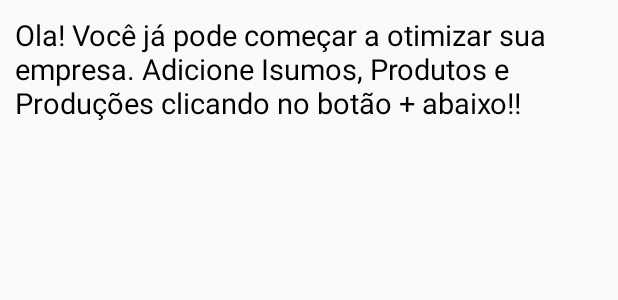
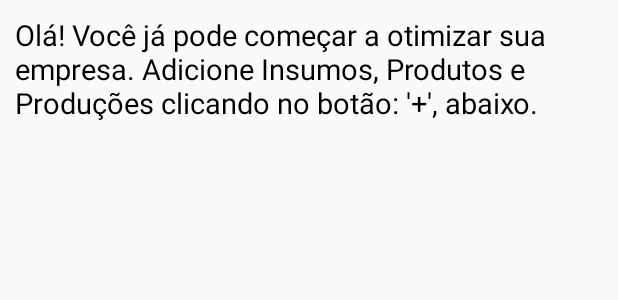
Before and after one commit to CharlleDaniel/SimpleERP, an Android app: the layout dialog_bemvindos.xml on its own in the app's theme, with its tools: preview values and no code run, on a phone screen of 412 x 824 dp. Shown: the top 300 px of the screen. Run offline under Robolectric (Android 15) with nearby library versions, the phone set to English and light mode, and no system bars.

Commit message:
Correção de frase do dialog na tela de entrada, de cadastro, do aplicativo.

```diff
--- a/app/src/main/res/layout/adapter_produto_producao.xml
+++ b/app/src/main/res/layout/adapter_produto_producao.xml
@@ -79,7 +79,7 @@
             android:layout_alignParentLeft="true"
             android:layout_alignParentStart="true"
             android:layout_marginLeft="150dp"
-            android:src="@drawable/cifrao_red" />
+            android:src="@drawable/cifrao" />
 
         <TextView
             android:layout_width="wrap_content"
--- a/app/src/main/res/values/strings.xml
+++ b/app/src/main/res/values/strings.xml
@@ -17,8 +17,8 @@
     <string name="lbl_cadastro_insumo">Cadastro de Insumo</string>
     <string name="title_activity_insumos">InsumosActivity</string>
     <string name="descr_overflow_button">descr_overflow_button</string>
-    <string name="texto_boasvindas">    Ola! Você já pode começar a otimizar sua empresa.  Adicione Isumos,
-        Produtos e Produções clicando no botão + abaixo!!</string>
+    <string name="texto_boasvindas">    Olá! Você já pode começar a otimizar sua empresa.  Adicione Insumos,
+        Produtos e Produções clicando no botão: '+', abaixo.</string>
     <string name="todos_os_produtos">Todos os Produtos</string>
     <string name="todos_os_insumos">Todos os Insumos</string>
 </resources>
```
Also changed, not shown: 1 other file.
